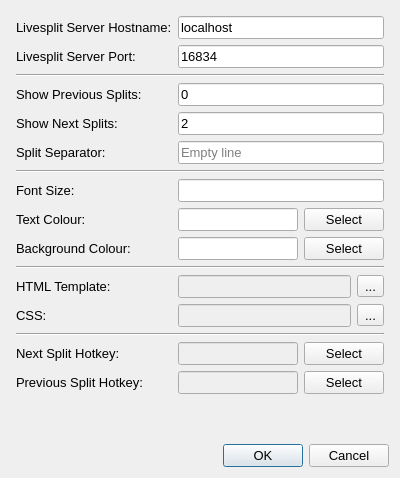
First picture: the form in src/splitguides/ui/layouts/settings.ui, repository DavidCEllis/SplitGuides, before the edit.
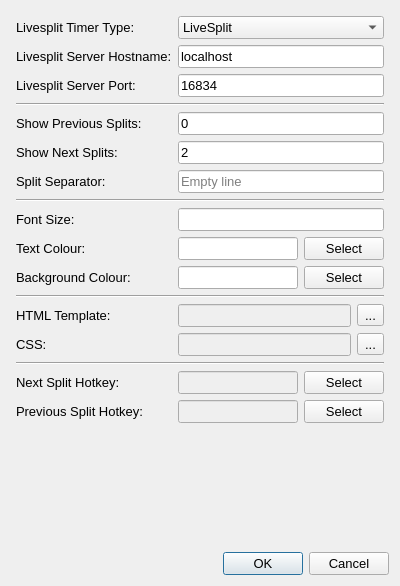
Second picture: the form after the edit.

Commit message: Update settings.ui: Livesplit Timer Type

What changed in the file:
```diff
--- a/src/splitguides/ui/layouts/settings.ui
+++ b/src/splitguides/ui/layouts/settings.ui
@@ -10,7 +10,7 @@
     <x>0</x>
     <y>0</y>
     <width>400</width>
-    <height>478</height>
+    <height>586</height>
    </rect>
   </property>
   <property name="font">
@@ -37,7 +37,7 @@
      </property>
     </widget>
    </item>
-   <item row="1" column="0">
+   <item row="0" column="0">
     <layout class="QFormLayout" name="formLayout">
      <property name="leftMargin">
       <number>5</number>
@@ -51,7 +51,7 @@
      <property name="bottomMargin">
       <number>5</number>
      </property>
-     <item row="0" column="0">
+     <item row="1" column="0">
       <widget class="QLabel" name="hostname_label">
        <property name="font">
         <font>
@@ -63,7 +63,7 @@
        </property>
       </widget>
      </item>
-     <item row="0" column="1">
+     <item row="1" column="1">
       <widget class="QLineEdit" name="hostname_edit">
        <property name="font">
         <font>
@@ -75,7 +75,7 @@
        </property>
       </widget>
      </item>
-     <item row="1" column="0">
+     <item row="2" column="0">
       <widget class="QLabel" name="port_label">
        <property name="font">
         <font>
@@ -87,7 +87,7 @@
        </property>
       </widget>
      </item>
-     <item row="1" column="1">
+     <item row="2" column="1">
       <widget class="QLineEdit" name="port_edit">
        <property name="font">
         <font>
@@ -99,28 +99,28 @@
        </property>
       </widget>
      </item>
-     <item row="2" column="0" colspan="2">
+     <item row="3" column="0" colspan="2">
       <widget class="Line" name="divider_1">
        <property name="orientation">
         <enum>Qt::Horizontal</enum>
        </property>
       </widget>
      </item>
-     <item row="3" column="0">
+     <item row="4" column="0">
       <widget class="QLabel" name="previous_label">
        <property name="text">
         <string>Show Previous Splits:</string>
        </property>
       </widget>
      </item>
-     <item row="3" column="1">
+     <item row="4" column="1">
       <widget class="QLineEdit" name="previous_edit">
        <property name="text">
         <string>0</string>
        </property>
       </widget>
      </item>
-     <item row="4" column="0">
+     <item row="5" column="0">
       <widget class="QLabel" name="advance_label">
        <property name="font">
         <font>
@@ -132,7 +132,7 @@
        </property>
       </widget>
      </item>
-     <item row="4" column="1">
+     <item row="5" column="1">
       <widget class="QLineEdit" name="advance_edit">
        <property name="font">
         <font>
@@ -144,7 +144,7 @@
        </property>
       </widget>
      </item>
-     <item row="5" column="0">
+     <item row="6" column="0">
       <widget class="QLabel" name="separator_label">
        <property name="font">
         <font>
@@ -156,7 +156,7 @@
        </property>
       </widget>
      </item>
-     <item row="5" column="1">
+     <item row="6" column="1">
       <widget class="QLineEdit" name="separator_edit">
        <property name="font">
         <font>
@@ -171,31 +171,31 @@
        </property>
       </widget>
      </item>
-     <item row="6" column="0" colspan="2">
+     <item row="7" column="0" colspan="2">
       <widget class="Line" name="divider_2">
        <property name="orientation">
         <enum>Qt::Horizontal</enum>
        </property>
       </widget>
      </item>
-     <item row="7" column="0">
+     <item row="8" column="0">
       <widget class="QLabel" name="fontsize_label">
        <property name="text">
         <string>Font Size:</string>
        </property>
       </widget>
      </item>
-     <item row="7" column="1">
+     <item row="8" column="1">
       <widget class="QLineEdit" name="fontsize_edit"/>
      </item>
-     <item row="8" column="0">
+     <item row="9" column="0">
       <widget class="QLabel" name="textcolor_label">
        <property name="text">
         <string>Text Colour:</string>
        </property>
       </widget>
      </item>
-     <item row="8" column="1">
+     <item row="9" column="1">
       <layout class="QHBoxLayout" name="textcolor_layout">
        <item>
         <widget class="QLineEdit" name="textcolor_edit"/>
@@ -209,14 +209,14 @@
        </item>
       </layout>
      </item>
-     <item row="9" column="0">
+     <item row="10" column="0">
       <widget class="QLabel" name="bgcolor_label">
        <property name="text">
         <string>Background Colour:</string>
        </property>
       </widget>
      </item>
-     <item row="9" column="1">
+     <item row="10" column="1">
       <layout class="QHBoxLayout" name="bgcolor_layout">
        <item>
         <widget class="QLineEdit" name="bgcolor_edit"/>
@@ -230,14 +230,14 @@
        </item>
       </layout>
      </item>
-     <item row="11" column="0">
+     <item row="12" column="0">
       <widget class="QLabel" name="htmltemplate_label">
        <property name="text">
         <string>HTML Template:</string>
        </property>
       </widget>
      </item>
-     <item row="11" column="1">
+     <item row="12" column="1">
       <layout class="QHBoxLayout" name="horizontalLayout">
        <item>
         <widget class="QLineEdit" name="htmltemplate_edit">
@@ -255,14 +255,14 @@
        </item>
       </layout>
      </item>
-     <item row="12" column="0">
+     <item row="13" column="0">
       <widget class="QLabel" name="css_label">
        <property name="text">
         <string>CSS:</string>
        </property>
       </widget>
      </item>
-     <item row="12" column="1">
+     <item row="13" column="1">
       <layout class="QHBoxLayout" name="horizontalLayout_2">
        <item>
         <widget class="QLineEdit" name="css_edit">
@@ -280,35 +280,35 @@
        </item>
       </layout>
      </item>
-     <item row="10" column="0" colspan="2">
+     <item row="11" column="0" colspan="2">
       <widget class="Line" name="divider_3">
        <property name="orientation">
         <enum>Qt::Horizontal</enum>
        </property>
       </widget>
      </item>
-     <item row="13" column="0" colspan="2">
+     <item row="14" column="0" colspan="2">
       <widget class="Line" name="divider_4">
        <property name="orientation">
         <enum>Qt::Horizontal</enum>
        </property>
       </widget>
      </item>
-     <item row="14" column="0">
+     <item row="15" column="0">
       <widget class="QLabel" name="nextsplitkey_label">
        <property name="text">
         <string>Next Split Hotkey:</string>
        </property>
       </widget>
      </item>
-     <item row="15" column="0">
+     <item row="16" column="0">
       <widget class="QLabel" name="previoussplitkey_label">
        <property name="text">
         <string>Previous Split Hotkey:</string>
        </property>
       </widget>
      </item>
-     <item row="14" column="1">
+     <item row="15" column="1">
       <layout class="QHBoxLayout" name="horizontalLayout_3">
        <item>
         <widget class="QLineEdit" name="nextsplitkey_edit">
@@ -326,7 +326,7 @@
        </item>
       </layout>
      </item>
-     <item row="15" column="1">
+     <item row="16" column="1">
       <layout class="QHBoxLayout" name="horizontalLayout_4">
        <item>
         <widget class="QLineEdit" name="previoussplitkey_edit">
@@ -344,6 +344,27 @@
        </item>
       </layout>
      </item>
+     <item row="0" column="1">
+      <widget class="QComboBox" name="timer_comboBox">
+       <item>
+        <property name="text">
+         <string>LiveSplit</string>
+        </property>
+       </item>
+       <item>
+        <property name="text">
+         <string>LiveSplitOne</string>
+        </property>
+       </item>
+      </widget>
+     </item>
+     <item row="0" column="0">
+      <widget class="QLabel" name="timer_label">
+       <property name="text">
+        <string>Livesplit Timer Type:</string>
+       </property>
+      </widget>
+     </item>
     </layout>
    </item>
   </layout>
```
Left out of the diff: 20 changed lines with no effect on the pictures.
